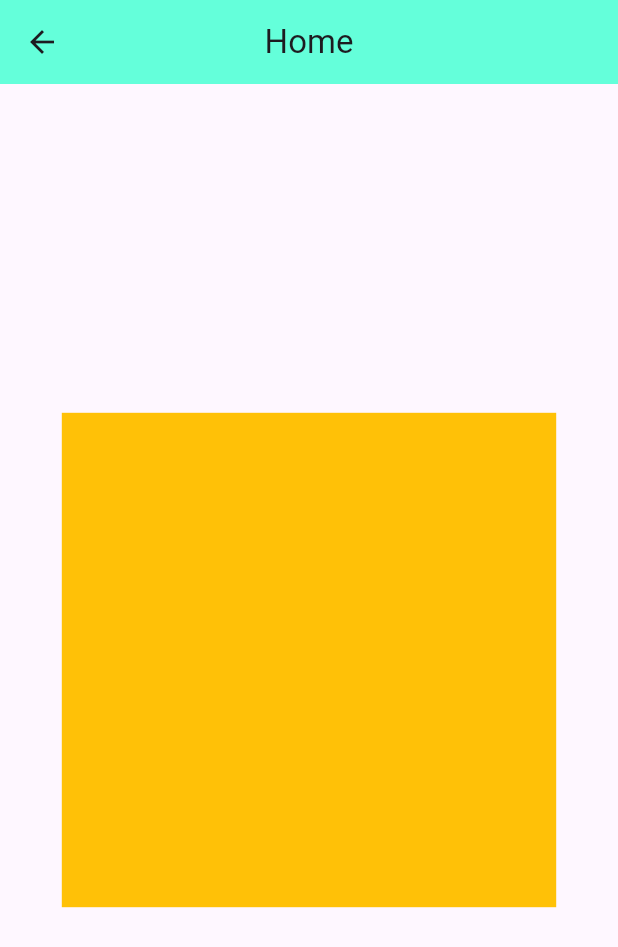
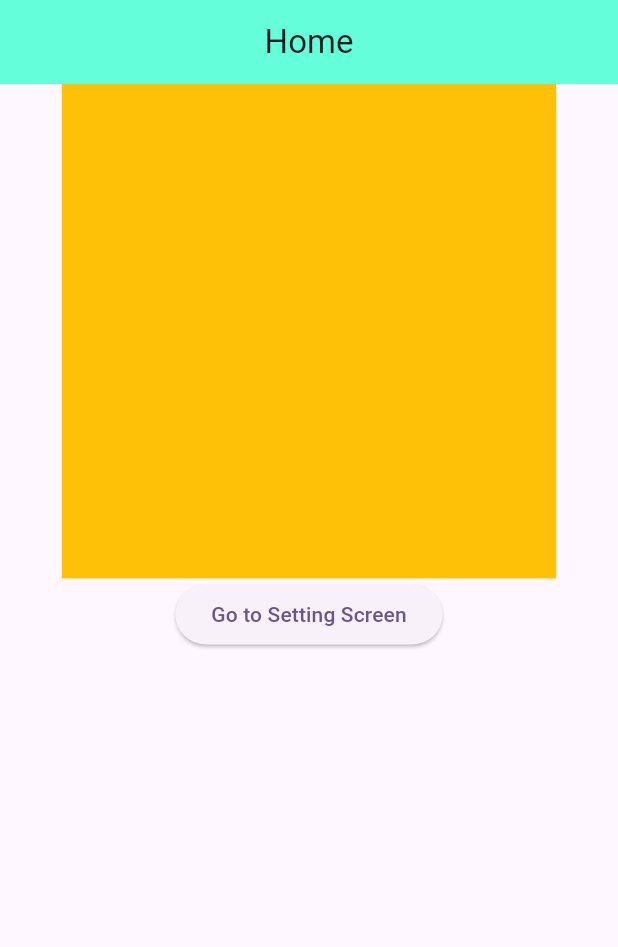
Before and after one commit to ankitbarai/GetX-Widget-Flutter, a Flutter app: the HomeScreen screen opened directly, on a phone screen of 412 x 824 dp. Shown: the top 947 px of the screen. Run offline on Flutter 3.47's test engine with Material 3 defaults, Android fonts, the light colour scheme and no system bars; our stand-ins replace get.

Commit message:
routing using getx

```diff
--- a/lib/home_screen.dart
+++ b/lib/home_screen.dart
@@ -1,6 +1,7 @@
 import 'package:flutter/material.dart';
 import 'package:get/get.dart';
 import 'package:get/get_core/src/get_main.dart';
+import 'package:getx_widget_flutter/setting_screen.dart';
 
 class HomeScreen extends StatefulWidget {
   const HomeScreen({super.key});
@@ -19,7 +20,9 @@ class _HomeScreenState extends State<HomeScreen> {
         backgroundColor: Colors.tealAccent,
       ),
 
-      body: Center(
+      body: Column(
+        children: [
+          Center(
             child: GestureDetector(
               onTap: () {
                 Get.snackbar(
@@ -41,6 +44,12 @@ class _HomeScreenState extends State<HomeScreen> {
               ),
             ),
             ),
+          ElevatedButton(
+              onPressed: (){
+                Get.to(() => SettingScreen());
+              }, child: Text("Go to Setting Screen"))
+        ],
+      ),
       );
   }
 }
--- a/lib/main.dart
+++ b/lib/main.dart
@@ -17,13 +17,14 @@ class MyApp extends StatelessWidget {
   Widget build(BuildContext context) {
     return GetMaterialApp(
       title: 'Flutter GetX',
+      debugShowCheckedModeBanner: false,
       theme: ThemeData(
 
         colorScheme: ColorScheme.fromSeed(seedColor: Colors.deepPurple),
       ),
-      // home: HomeScreen(),
+      home: HomeScreen(),
       // home: DialogBoxScreen(),
-      home: BottomSheetScreen(),
+      // home: BottomSheetScreen(),
     );
   }
 }
```
Also changed, not shown: 1 other file. Lines whose indentation alone changed are shown as unchanged.
